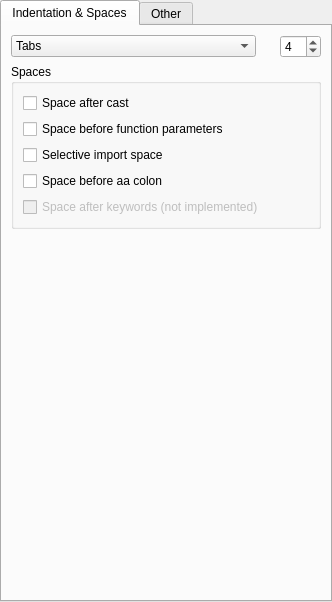
Before: the Qt Designer form src/dfmt_preferences.ui in jaapgeurts/kdev-dlang, drawn with Qt 5.
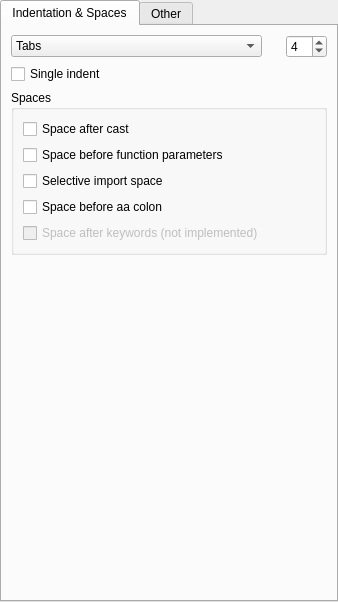
After: the same form once the commit is applied. The open tabs and pages were chosen to show the change. Custom widgets are drawn as their Qt base class.

```diff
--- a/src/dfmt_preferences.ui
+++ b/src/dfmt_preferences.ui
@@ -6,7 +6,7 @@
    <rect>
     <x>0</x>
     <y>0</y>
-    <width>332</width>
+    <width>338</width>
     <height>602</height>
    </rect>
   </property>
@@ -37,7 +37,9 @@
       </attribute>
       <layout class="QVBoxLayout" name="verticalLayout_2">
        <item>
-        <layout class="QHBoxLayout" name="horizontalLayout_2">
+        <layout class="QVBoxLayout" name="verticalLayout_4">
+         <item>
+          <layout class="QHBoxLayout" name="horizontalLayout_3">
          <item>
           <widget class="KComboBox" name="cbIndentType">
            <property name="sizePolicy">
@@ -75,7 +77,7 @@
           </spacer>
          </item>
          <item>
-          <widget class="QSpinBox" name="inpNuberSpaces">
+            <widget class="QSpinBox" name="sbNumberSpaces">
            <property name="enabled">
             <bool>true</bool>
            </property>
@@ -94,6 +96,18 @@
         </layout>
        </item>
        <item>
+          <widget class="QCheckBox" name="chkSingleIndent">
+           <property name="toolTip">
+            <string>Set if the code in parens is indented by a single tab instead of two.</string>
+           </property>
+           <property name="text">
+            <string>Single indent</string>
+           </property>
+          </widget>
+         </item>
+        </layout>
+       </item>
+       <item>
         <widget class="QGroupBox" name="gpSpaces">
          <property name="title">
           <string comment="@title:group">Spaces</string>
```
Left out of the diff: 8 changed lines with no effect on the pictures. Lines whose indentation alone changed are shown as unchanged.
